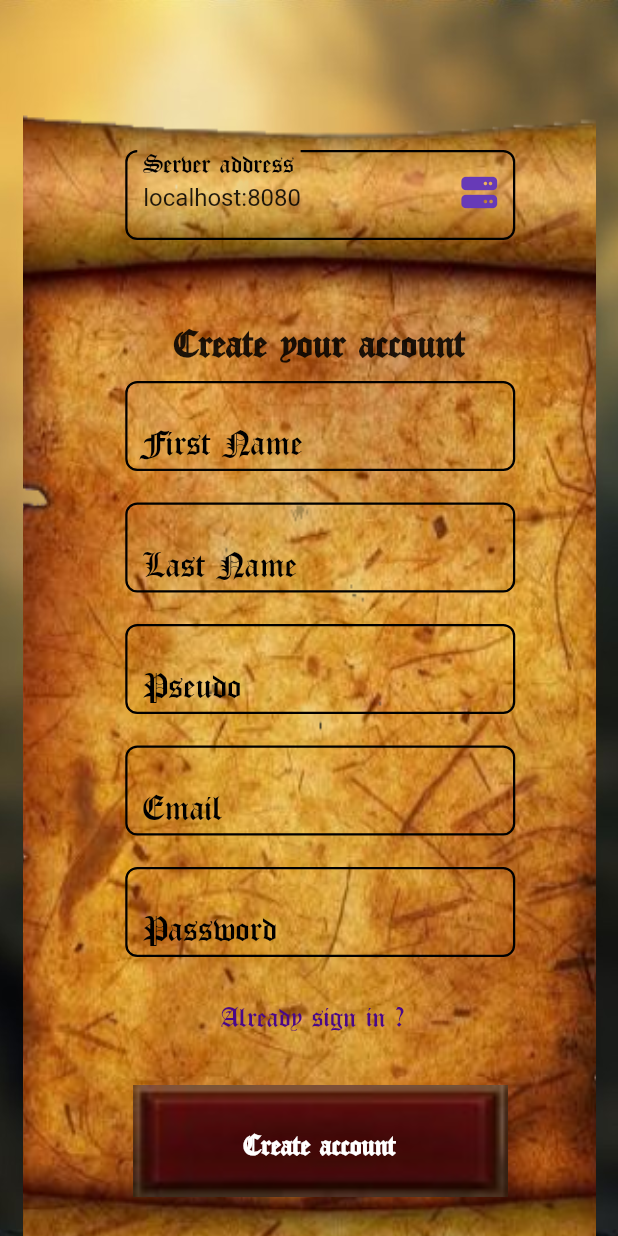
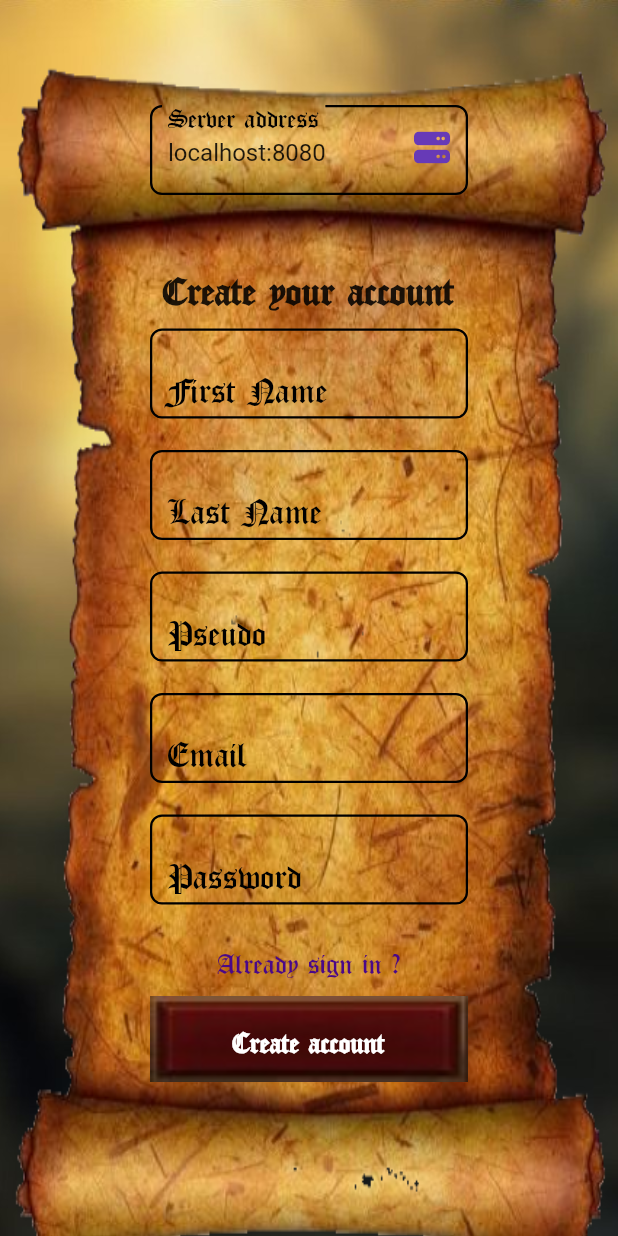
Before and after one commit to francoisbaudouin/LaZone, a Flutter app: the screen it shows after launch, after a tap on "Click here to create a new account", on a phone screen of 412 x 824 dp. Run offline on Flutter 3.47's test engine with Material 2 defaults, Android fonts, the phone set to English and light mode, and no system bars; our stand-ins replace email_validator, font_awesome_flutter, responsive_framework; missing offline and left inert: side_navigation.

Commit message:
[FIX] login responsive and crop image

```diff
--- a/flutter_application/lib/Logs/sign_in_page.dart
+++ b/flutter_application/lib/Logs/sign_in_page.dart
@@ -10,11 +10,11 @@ class LoginCards extends StatelessWidget {
   @override
   Widget build(BuildContext context) {
     return Container(
-      padding: const EdgeInsets.only(left: 15.0),
+      padding: const EdgeInsets.fromLTRB(100, 0, 100 , 40),
       decoration: const BoxDecoration(
         image: DecorationImage(
           image: AssetImage("assets/images/parchemin.png"),
-          fit: BoxFit.fitHeight,
+          fit: BoxFit.fill,
         ),
       ),
       child: Column(
@@ -158,13 +158,14 @@ class LoginPageContent extends StatelessWidget {
   @override
   Widget build(BuildContext context) {
     return Container(
-      padding: const EdgeInsets.all(15.0),
+      padding: const EdgeInsets.all(0.0),
       child: SingleChildScrollView(
         child: ResponsiveRowColumn(
           layout: ResponsiveWrapper.of(context).isSmallerThan("DESKTOP")
               ? ResponsiveRowColumnType.COLUMN
               : ResponsiveRowColumnType.ROW,
           rowCrossAxisAlignment: CrossAxisAlignment.center,
+          columnCrossAxisAlignment: CrossAxisAlignment.center,
           rowSpacing: 25,
           columnSpacing: 25,
           children: [
@@ -194,18 +195,25 @@ class LoginPage extends StatelessWidget {
       ),
       child: Scaffold(
         backgroundColor: Colors.transparent,
-        body: SizedBox(
+        body: Center(
+          child: SizedBox(
+            width: 500,
             child: SingleChildScrollView(
-          child: Column(
-            children: const <Widget>[
-              SizedBox(
-                height: 60,
+              child: Center(
+                child: Column(
+                  mainAxisAlignment: MainAxisAlignment.center,
+                  children: const <Widget>[
+                    SizedBox(
+                      height: 30,
+                    ),
+                    LoginPageContent(),
+                  ],
+                ),
               ),
-              LoginPageContent(),
-            ],
+            ),
           ),
-        )),
       ),
+    ),
     );
   }
 }
--- a/flutter_application/lib/Logs/sign_in_tools.dart
+++ b/flutter_application/lib/Logs/sign_in_tools.dart
@@ -14,11 +14,7 @@ class ForgottenPassword extends StatelessWidget {
 
   @override
   Widget build(BuildContext context) {
-    return SizedBox(
-      child: Row(
-        mainAxisAlignment: MainAxisAlignment.center,
-        children: [
-          TextButton(
+    return TextButton(
             onPressed: () {
               Navigator.push(
                 context,
@@ -32,9 +28,6 @@ class ForgottenPassword extends StatelessWidget {
                   fontFamily: "OldLondon",
                   fontSize: 20),
             ),
-          )
-        ],
-      ),
     );
   }
 }
@@ -44,12 +37,7 @@ class CreateAccount extends StatelessWidget {
 
   @override
   Widget build(BuildContext context) {
-    return Padding(
-      padding: const EdgeInsets.fromLTRB(20, 0, 30, 0),
-      child: Row(
-        mainAxisAlignment: MainAxisAlignment.center,
-        children: [
-          TextButton(
+    return TextButton(
             onPressed: () {
               Navigator.push(
                 context,
@@ -63,9 +51,6 @@ class CreateAccount extends StatelessWidget {
                   fontFamily: "OldLondon",
                   fontSize: 20),
             ),
-          )
-        ],
-      ),
     );
   }
 }
@@ -113,10 +98,7 @@ class ButtonService extends StatelessWidget {
 
   @override
   Widget build(BuildContext context) {
-    return Row(
-      mainAxisAlignment: MainAxisAlignment.center,
-      children: [
-        FloatingActionButton.extended(
+    return FloatingActionButton.extended(
           icon: const Icon(FontAwesomeIcons.microsoft, color: Colors.blue),
           onPressed: () {
             Navigator.push(
@@ -128,8 +110,6 @@ class ButtonService extends StatelessWidget {
           backgroundColor: Colors.transparent,
           label: const Text("Login with Microsoft",
               style: TextStyle(fontFamily: "OldLondon")),
-        ),
-      ],
     );
   }
 }
--- a/flutter_application/lib/Logs/sign_up_page.dart
+++ b/flutter_application/lib/Logs/sign_up_page.dart
@@ -11,17 +11,17 @@ class SignUpCards extends StatelessWidget {
   @override
   Widget build(BuildContext context) {
     return Container(
-      padding: const EdgeInsets.only(left: 15.0),
+      padding: const EdgeInsets.fromLTRB(100, 0, 100 , 40),
       decoration: const BoxDecoration(
         image: DecorationImage(
           image: AssetImage("assets/images/parchemin2.png"),
-          fit: BoxFit.fitHeight,
+          fit: BoxFit.fill,
         ),
       ),
-      child: Column(crossAxisAlignment: CrossAxisAlignment.center, children: <
-          Widget>[
+      child: Column(crossAxisAlignment: CrossAxisAlignment.center,
+      children: <Widget>[
         Padding(
-          padding: const EdgeInsets.symmetric(vertical: 55.0),
+          padding: const EdgeInsets.symmetric(vertical: 50.0),
           child: SizedBox(
             width: 260,
             height: 60,
@@ -55,6 +55,7 @@ class SignUpCards extends StatelessWidget {
             fontWeight: FontWeight.bold,
             fontFamily: "OldLondon",
           ),
+          textAlign: TextAlign.center
         ),
         const SizedBox(
           height: 13,
@@ -211,12 +212,9 @@ class SignUpCards extends StatelessWidget {
           height: 5,
         ),
         const LoginAlready(),
-        const SizedBox(
-          height: 5,
-        ),
         button,
         const SizedBox(
-          height: 125,
+          height: 110,
         ),
       ]),
     );
@@ -229,7 +227,7 @@ class SignUpPageContent extends StatelessWidget {
   @override
   Widget build(BuildContext context) {
     return Container(
-      padding: const EdgeInsets.all(15.0),
+      padding: const EdgeInsets.all(0.0),
       child: SingleChildScrollView(
         child: ResponsiveRowColumn(
           layout: ResponsiveWrapper.of(context).isSmallerThan("DESKTOP")
@@ -237,11 +235,11 @@ class SignUpPageContent extends StatelessWidget {
               : ResponsiveRowColumnType.ROW,
           rowCrossAxisAlignment: CrossAxisAlignment.center,
           rowSpacing: 25,
-          columnSpacing: 25,
+          columnSpacing: 0,
           children: [
             ResponsiveRowColumnItem(
               rowFlex: 1,
-              rowFit: FlexFit.tight,
+              rowFit: FlexFit.loose,
               child: SignUpCards(),
             ),
           ],
@@ -265,17 +263,24 @@ class SignUpPage extends StatelessWidget {
       ),
       child: Scaffold(
       backgroundColor: Colors.transparent,
-        body: SizedBox(
+      body: Center(
+        child: SizedBox(
+          width: 500,
           child: SingleChildScrollView(
+            child: Center(
               child: Column(
+                mainAxisAlignment: MainAxisAlignment.center,
                 children: const <Widget>[
                   SizedBox(
-                height: 30,
+                    height: 20,
                   ),
                   SignUpPageContent(),
                 ],
               ),
-        )),
+            ),
+          ),
+        ),
+      ),
     ),
     );
   }
--- a/flutter_application/lib/Logs/sign_up_tools.dart
+++ b/flutter_application/lib/Logs/sign_up_tools.dart
@@ -28,11 +28,11 @@ class ButtonCreateAccount extends StatelessWidget {
         decoration: const BoxDecoration(
           image: DecorationImage(
             image: AssetImage("assets/images/button.jpg"),
-            fit: BoxFit.fitWidth,
+            fit: BoxFit.fill,
           ),
         ),
         child: const Padding(
-          padding: EdgeInsets.all(50.0),
+          padding: EdgeInsets.all(22.0),
           child: Text(
             'Create account',
             style: TextStyle(
@@ -40,6 +40,7 @@ class ButtonCreateAccount extends StatelessWidget {
                 fontSize: 20,
                 fontWeight: FontWeight.bold,
                 fontFamily: "OldLondon"),
+                textAlign: TextAlign.center,
           ),
         ),
       ),
@@ -52,12 +53,7 @@ class LoginAlready extends StatelessWidget {
 
   @override
   Widget build(BuildContext context) {
-    return Padding(
-      padding: const EdgeInsets.fromLTRB(20, 0, 30, 0),
-      child: Row(
-        mainAxisAlignment: MainAxisAlignment.center,
-        children: [
-          TextButton(
+    return TextButton(
             onPressed: () {
               Navigator.push(
                 context,
@@ -71,9 +67,6 @@ class LoginAlready extends StatelessWidget {
                   fontFamily: "OldLondon",
                   fontSize: 20),
             ),
-          )
-        ],
-      ),
     );
   }
 }
--- a/flutter_application/pubspec.yaml
+++ b/flutter_application/pubspec.yaml
@@ -125,5 +125,4 @@ flutter:
     - assets/images/parchemin2.png
     - assets/images/parchemin.png
     - assets/images/button.jpg
-    - assets/images/font-overlay.png
     - assets/images/nothing.png
```
Also changed, not shown: flutter_application/lib/ServicePage/services_page.dart (+15 -3 lines), flutter_application/lib/Tools/setup_page.dart (+32 -11 lines), flutter_application/lib/home_page.dart (+21 -10 lines), flutter_application/lib/profile_page.dart (+21 -7 lines), flutter_application/assets/images/font-overlay.png (deleted), flutter_application/assets/images/font_menu.jpg. Lines whose indentation alone changed are shown as unchanged.
